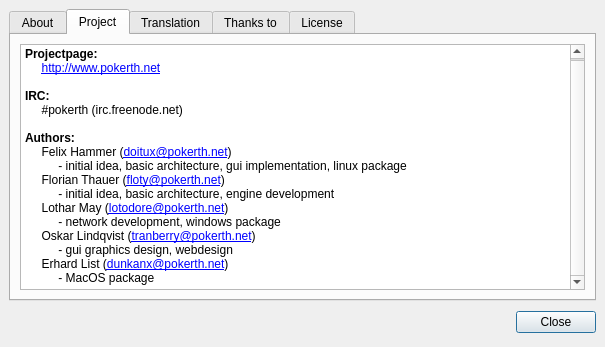
This is src/gui/qt/aboutpokerth.ui in pokerth/pokerth as Qt 5 draws it before an edit. The edited form follows.
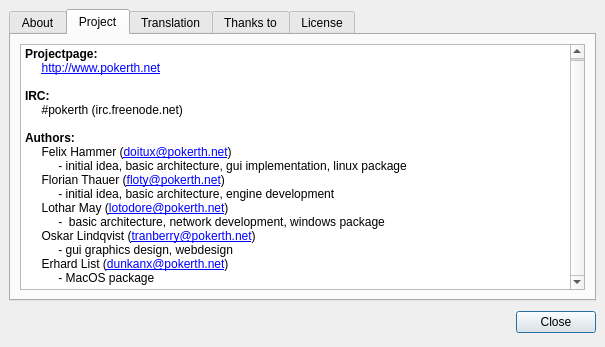
This is the edited form. The open tabs and pages were chosen to show the change. Icons and pictures are not drawn.

```diff
--- a/src/gui/qt/aboutpokerth.ui
+++ b/src/gui/qt/aboutpokerth.ui
@@ -156,24 +156,24 @@
          <property name="html" >
           <string>&lt;html>&lt;head>&lt;meta name="qrichtext" content="1" />&lt;style type="text/css">
 p, li { white-space: pre-wrap; }
-&lt;/style>&lt;/head>&lt;body style=" font-family:'Sans Serif'; font-size:9pt; font-weight:400; font-style:normal;">
-&lt;p style=" margin-top:0px; margin-bottom:0px; margin-left:0px; margin-right:0px; -qt-block-indent:0; text-indent:0px; font-family:'Nimbus Sans L';">&lt;span style=" font-weight:600;">Projectpage: &lt;/span>&lt;/p>
-&lt;p style=" margin-top:0px; margin-bottom:0px; margin-left:0px; margin-right:0px; -qt-block-indent:0; text-indent:0px; font-family:'Nimbus Sans L';">     &lt;a href="http://www.pokerth.net">&lt;span style=" text-decoration: underline; color:#0000ff;">http://www.pokerth.net&lt;/span>&lt;/a>&lt;/p>
-&lt;p style="-qt-paragraph-type:empty; margin-top:0px; margin-bottom:0px; margin-left:0px; margin-right:0px; -qt-block-indent:0; text-indent:0px; font-family:'Nimbus Sans L';">&lt;/p>
-&lt;p style=" margin-top:0px; margin-bottom:0px; margin-left:0px; margin-right:0px; -qt-block-indent:0; text-indent:0px; font-family:'Nimbus Sans L';">&lt;span style=" font-weight:600;">IRC: &lt;/span>&lt;/p>
-&lt;p style=" margin-top:0px; margin-bottom:0px; margin-left:0px; margin-right:0px; -qt-block-indent:0; text-indent:0px; font-family:'Nimbus Sans L';">     #pokerth (irc.freenode.net)&lt;/p>
-&lt;p style="-qt-paragraph-type:empty; margin-top:0px; margin-bottom:0px; margin-left:0px; margin-right:0px; -qt-block-indent:0; text-indent:0px; font-family:'Nimbus Sans L';">&lt;/p>
-&lt;p style=" margin-top:0px; margin-bottom:0px; margin-left:0px; margin-right:0px; -qt-block-indent:0; text-indent:0px; font-family:'Nimbus Sans L';">&lt;span style=" font-weight:600;">Authors: &lt;/span>&lt;/p>
-&lt;p style=" margin-top:0px; margin-bottom:0px; margin-left:0px; margin-right:0px; -qt-block-indent:0; text-indent:0px; font-family:'Nimbus Sans L';">     Felix Hammer (&lt;a href="mailto:doitux@pokerth.net">&lt;span style=" text-decoration: underline; color:#0000ff;">doitux@pokerth.net&lt;/span>&lt;/a>)&lt;/p>
-&lt;p style=" margin-top:0px; margin-bottom:0px; margin-left:0px; margin-right:0px; -qt-block-indent:0; text-indent:0px; font-family:'Nimbus Sans L';">          - initial idea, basic architecture, gui implementation, linux package&lt;/p>
-&lt;p style=" margin-top:0px; margin-bottom:0px; margin-left:0px; margin-right:0px; -qt-block-indent:0; text-indent:0px; font-family:'Nimbus Sans L';">     Florian Thauer (&lt;a href="mailto:floty@pokerth.net">&lt;span style=" text-decoration: underline; color:#0000ff;">floty@pokerth.net&lt;/span>&lt;/a>)&lt;/p>
-&lt;p style=" margin-top:0px; margin-bottom:0px; margin-left:0px; margin-right:0px; -qt-block-indent:0; text-indent:0px; font-family:'Nimbus Sans L';">          - initial idea, basic architecture, engine development&lt;/p>
-&lt;p style=" margin-top:0px; margin-bottom:0px; margin-left:0px; margin-right:0px; -qt-block-indent:0; text-indent:0px; font-family:'Nimbus Sans L';">     Lothar May (&lt;a href="mailto:lotodore@pokerth.net">&lt;span style=" text-decoration: underline; color:#0000ff;">lotodore@pokerth.net&lt;/span>&lt;/a>)&lt;/p>
-&lt;p style=" margin-top:0px; margin-bottom:0px; margin-left:0px; margin-right:0px; -qt-block-indent:0; text-indent:0px; font-family:'Nimbus Sans L';">          - network development, windows package&lt;/p>
-&lt;p style=" margin-top:0px; margin-bottom:0px; margin-left:0px; margin-right:0px; -qt-block-indent:0; text-indent:0px; font-family:'Nimbus Sans L';">     Oskar Lindqvist (&lt;a href="mailto:tranberry@pokerth.net">&lt;span style=" text-decoration: underline; color:#0000ff;">tranberry@pokerth.net&lt;/span>&lt;/a>)&lt;/p>
-&lt;p style=" margin-top:0px; margin-bottom:0px; margin-left:0px; margin-right:0px; -qt-block-indent:0; text-indent:0px; font-family:'Nimbus Sans L';">          - gui graphics design, webdesign&lt;/p>
-&lt;p style=" margin-top:0px; margin-bottom:0px; margin-left:0px; margin-right:0px; -qt-block-indent:0; text-indent:0px; font-family:'Nimbus Sans L';">     Erhard List (&lt;a href="mailto:dunkanx@pokerth.net">&lt;span style=" text-decoration: underline; color:#0000ff;">dunkanx@pokerth.net&lt;/span>&lt;/a>)&lt;/p>
-&lt;p style=" margin-top:0px; margin-bottom:0px; margin-left:0px; margin-right:0px; -qt-block-indent:0; text-indent:0px; font-family:'Nimbus Sans L';">          - MacOS package&lt;/p>&lt;/body>&lt;/html></string>
+&lt;/style>&lt;/head>&lt;body style=" font-family:'Nimbus Sans L'; font-size:9pt; font-weight:400; font-style:normal;">
+&lt;p style=" margin-top:0px; margin-bottom:0px; margin-left:0px; margin-right:0px; -qt-block-indent:0; text-indent:0px;">&lt;span style=" font-weight:600;">Projectpage: &lt;/span>&lt;/p>
+&lt;p style=" margin-top:0px; margin-bottom:0px; margin-left:0px; margin-right:0px; -qt-block-indent:0; text-indent:0px;">     &lt;a href="http://www.pokerth.net">&lt;span style=" text-decoration: underline; color:#0000ff;">http://www.pokerth.net&lt;/span>&lt;/a>&lt;/p>
+&lt;p style="-qt-paragraph-type:empty; margin-top:0px; margin-bottom:0px; margin-left:0px; margin-right:0px; -qt-block-indent:0; text-indent:0px;">&lt;/p>
+&lt;p style=" margin-top:0px; margin-bottom:0px; margin-left:0px; margin-right:0px; -qt-block-indent:0; text-indent:0px;">&lt;span style=" font-weight:600;">IRC: &lt;/span>&lt;/p>
+&lt;p style=" margin-top:0px; margin-bottom:0px; margin-left:0px; margin-right:0px; -qt-block-indent:0; text-indent:0px;">     #pokerth (irc.freenode.net)&lt;/p>
+&lt;p style="-qt-paragraph-type:empty; margin-top:0px; margin-bottom:0px; margin-left:0px; margin-right:0px; -qt-block-indent:0; text-indent:0px;">&lt;/p>
+&lt;p style=" margin-top:0px; margin-bottom:0px; margin-left:0px; margin-right:0px; -qt-block-indent:0; text-indent:0px;">&lt;span style=" font-weight:600;">Authors: &lt;/span>&lt;/p>
+&lt;p style=" margin-top:0px; margin-bottom:0px; margin-left:0px; margin-right:0px; -qt-block-indent:0; text-indent:0px;">     Felix Hammer (&lt;a href="mailto:doitux@pokerth.net">&lt;span style=" text-decoration: underline; color:#0000ff;">doitux@pokerth.net&lt;/span>&lt;/a>)&lt;/p>
+&lt;p style=" margin-top:0px; margin-bottom:0px; margin-left:0px; margin-right:0px; -qt-block-indent:0; text-indent:0px;">          - initial idea, basic architecture, gui implementation, linux package&lt;/p>
+&lt;p style=" margin-top:0px; margin-bottom:0px; margin-left:0px; margin-right:0px; -qt-block-indent:0; text-indent:0px;">     Florian Thauer (&lt;a href="mailto:floty@pokerth.net">&lt;span style=" text-decoration: underline; color:#0000ff;">floty@pokerth.net&lt;/span>&lt;/a>)&lt;/p>
+&lt;p style=" margin-top:0px; margin-bottom:0px; margin-left:0px; margin-right:0px; -qt-block-indent:0; text-indent:0px;">          - initial idea, basic architecture, engine development&lt;/p>
+&lt;p style=" margin-top:0px; margin-bottom:0px; margin-left:0px; margin-right:0px; -qt-block-indent:0; text-indent:0px;">     Lothar May (&lt;a href="mailto:lotodore@pokerth.net">&lt;span style=" text-decoration: underline; color:#0000ff;">lotodore@pokerth.net&lt;/span>&lt;/a>)&lt;/p>
+&lt;p style=" margin-top:0px; margin-bottom:0px; margin-left:0px; margin-right:0px; -qt-block-indent:0; text-indent:0px;">          -  basic architecture, network development, windows package&lt;/p>
+&lt;p style=" margin-top:0px; margin-bottom:0px; margin-left:0px; margin-right:0px; -qt-block-indent:0; text-indent:0px;">     Oskar Lindqvist (&lt;a href="mailto:tranberry@pokerth.net">&lt;span style=" text-decoration: underline; color:#0000ff;">tranberry@pokerth.net&lt;/span>&lt;/a>)&lt;/p>
+&lt;p style=" margin-top:0px; margin-bottom:0px; margin-left:0px; margin-right:0px; -qt-block-indent:0; text-indent:0px;">          - gui graphics design, webdesign&lt;/p>
+&lt;p style=" margin-top:0px; margin-bottom:0px; margin-left:0px; margin-right:0px; -qt-block-indent:0; text-indent:0px;">     Erhard List (&lt;a href="mailto:dunkanx@pokerth.net">&lt;span style=" text-decoration: underline; color:#0000ff;">dunkanx@pokerth.net&lt;/span>&lt;/a>)&lt;/p>
+&lt;p style=" margin-top:0px; margin-bottom:0px; margin-left:0px; margin-right:0px; -qt-block-indent:0; text-indent:0px;">          - MacOS package&lt;/p>&lt;/body>&lt;/html></string>
          </property>
          <property name="openExternalLinks" >
           <bool>true</bool>
```
Left out of the diff: 34 changed lines with no effect on the pictures.
